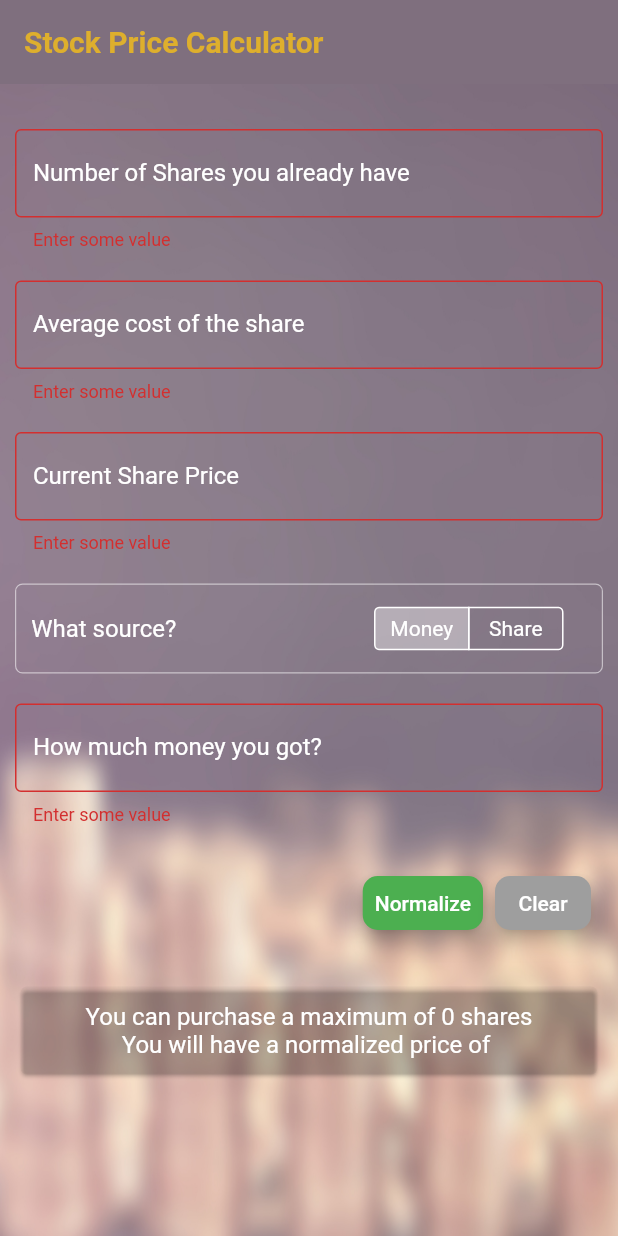
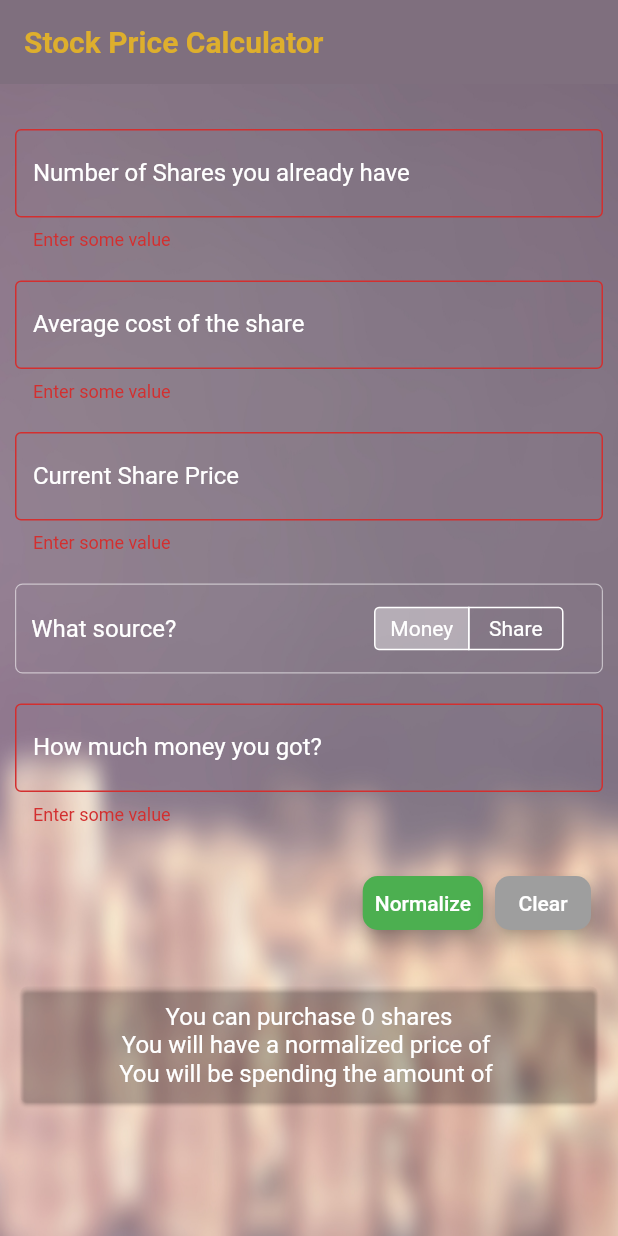
Before and after one commit to antonyr/stock-price-calc, a Flutter app: the screen it shows after launch, after a tap on "Normalize", on a phone screen of 412 x 824 dp. Run offline on Flutter 3.47's test engine with Material 2 defaults, Android fonts, the phone set to English and light mode, and no system bars.

Commit message:
Adding logic to show spent money

```diff
--- a/lib/main.dart
+++ b/lib/main.dart
@@ -49,6 +49,7 @@ class _MyHomePageState extends State<MyHomePage> {
   var sharesCountNode = FocusNode();
   var purchasableQuantity = 0;
   var normalizedPrice = '';
+  var spentMoney = '';
   bool _showResult = false;
   bool autoValidate = false;
   int _selectedIndex = 0;
@@ -229,6 +230,7 @@ class _MyHomePageState extends State<MyHomePage> {
                                   averageCostController,
                                   currentUnitPriceController,
                                   purchasableQuantity);
+                              this.spentMoney = (double.parse(this.normalizedPrice) * this.purchasableQuantity).toStringAsFixed(2);
                             });
                             var scrollPosition = _scrollController.position;
                             _scrollController.animateTo(
@@ -281,10 +283,13 @@ class _MyHomePageState extends State<MyHomePage> {
           child: Column(
             children: <Widget>[
               Text(
-                  "You can purchase a maximum of ${this.purchasableQuantity.toString()} shares",
+                  "You can purchase ${this.purchasableQuantity.toString()} shares",
                   style: TextStyle(fontSize: 16.0)),
               Text(
                   "You will have a normalized price of ${this.normalizedPrice}",
+                  style: TextStyle(fontSize: 16.0)),
+              Text(
+                  "You will be spending the amount of ${this.spentMoney}",
                   style: TextStyle(fontSize: 16.0))
             ],
           ),
```
